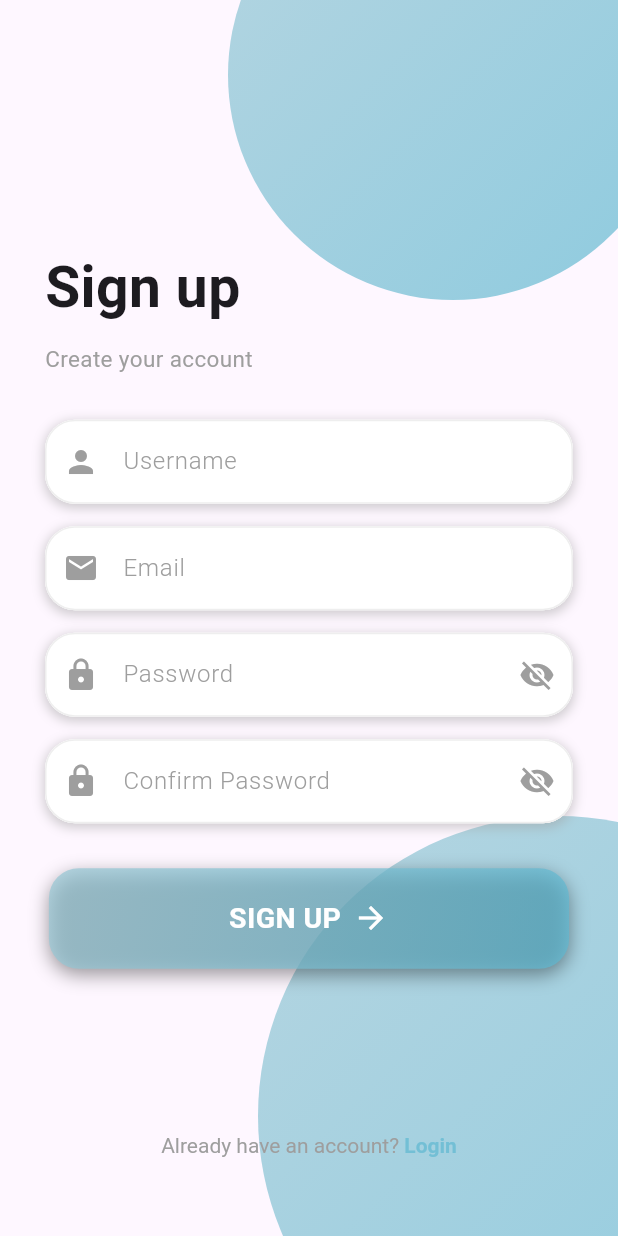
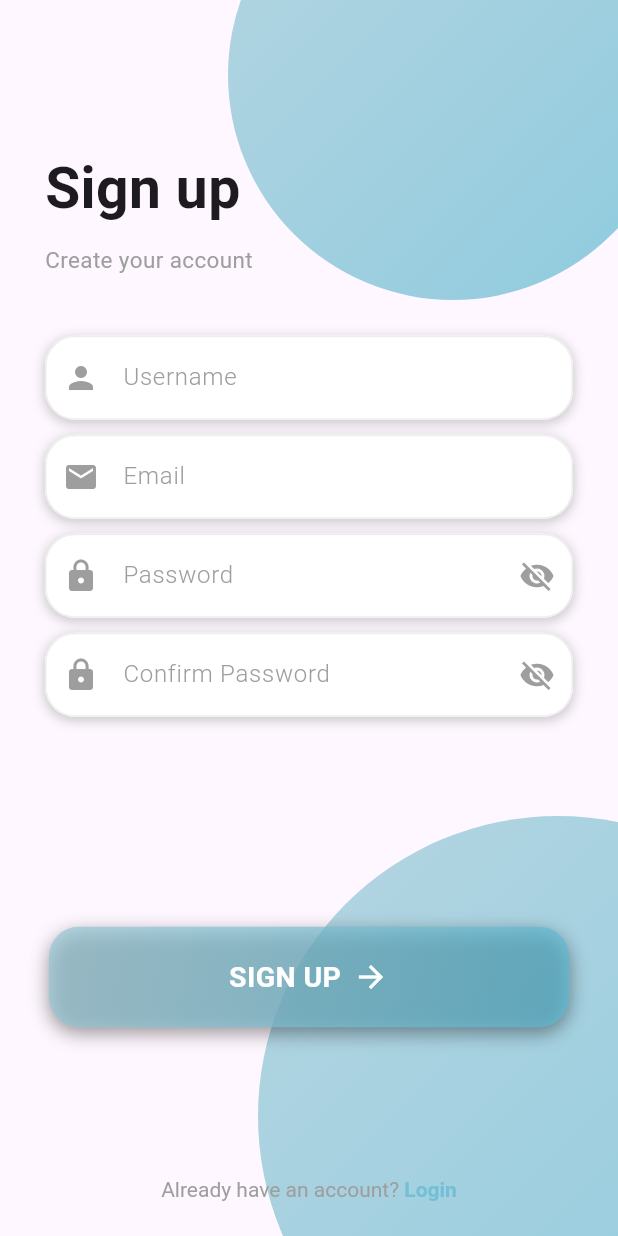
Before and after one commit to AlexZinca/SkinLesionApp, a Flutter app: the SignUp screen opened directly, on a phone screen of 412 x 824 dp. Run offline on Flutter 3.47's test engine with Material 3 defaults, Android fonts, the phone set to English and light mode, and no system bars; our stand-ins replace camera, email_validator, firebase_auth, firebase_core, flutter_secure_storage, google_nav_bar and 2 more; accounts and stored records are empty.

Commit message:
final for sign up

```diff
--- a/lib/pages/sign_up.dart
+++ b/lib/pages/sign_up.dart
@@ -96,7 +96,7 @@ class _SignUpState extends State<SignUp> {
 
   @override
   Widget build(BuildContext context) {
-    final bool isKeyboardOpen = MediaQuery.of(context).viewInsets.bottom !=0;
+    final bool isKeyboardVisible = MediaQuery.of(context).viewInsets.bottom != 0;
     InputDecoration getInputDecoration(String hintText, IconData icon, {bool isObscure = false, VoidCallback? toggleVisibility}) {
       return InputDecoration(
         hintText: hintText,
@@ -169,18 +169,16 @@ class _SignUpState extends State<SignUp> {
               ),
             ),
           ),
-           AnimatedPadding(
+           Container(
               padding: EdgeInsets.symmetric(horizontal: 30.0),
-              duration: Duration(milliseconds: 300),
-              curve: Curves.easeOut,
               child: Column(
                 crossAxisAlignment: CrossAxisAlignment.start,
                 children: <Widget>[
-                  SizedBox(height: MediaQuery.of(context).size.height * 0.2),  // Adjust the spacing
+                  SizedBox(height: MediaQuery.of(context).size.height * 0.12),  // Adjust the spacing
                   Text('Sign up', style: TextStyle(fontSize: 38, fontWeight: FontWeight.bold)),
                   SizedBox(height: 10),  // Adjust the spacing
                   Text('Create your account', style: TextStyle(fontSize: 15, color: Colors.grey)),
-                  SizedBox(height: 30),  // Adjust the spacing
+                  SizedBox(height: 40),  // Adjust the spacing
                   // TextField for username, email, password and confirm password
                   Container(
                     decoration: textFieldDecoration,
@@ -189,7 +187,7 @@ class _SignUpState extends State<SignUp> {
                       decoration: getInputDecoration('Username', Icons.person),
                     ),
                   ),
-                  SizedBox(height: 15),
+                  SizedBox(height: 10),
                   Container(
                     decoration: textFieldDecoration,
                     child: TextField(
@@ -197,7 +195,7 @@ class _SignUpState extends State<SignUp> {
                       decoration: getInputDecoration('Email', Icons.email),
                     ),
                   ),
-                  SizedBox(height: 15),
+                  SizedBox(height: 10),
                   Container(
                     decoration: textFieldDecoration,
                     child: TextField(
@@ -206,7 +204,7 @@ class _SignUpState extends State<SignUp> {
                       decoration: getInputDecoration('Password', Icons.lock, isObscure: true, toggleVisibility: _togglePasswordVisibility),
                     ),
                   ),
-                  SizedBox(height: 15),
+                  SizedBox(height: 10),
                   Container(
                     decoration: textFieldDecoration,
                     child: TextField(
@@ -215,7 +213,7 @@ class _SignUpState extends State<SignUp> {
                       decoration: getInputDecoration('Confirm Password', Icons.lock, isObscure: true, toggleVisibility: _toggleConfirmPasswordVisibility),
                     ),
                   ),
-                  SizedBox(height: 30),
+                  SizedBox(height: 140),
                   // SIGN UP button
                   Center(
                     child: InkWell(
@@ -234,7 +232,7 @@ class _SignUpState extends State<SignUp> {
                       ),
                     ),
                   ),
-                  SizedBox(height: 110),  // Adjust the spacing
+                  SizedBox(height: 100),  // Adjust the spacing
                   Center(
                     child: GestureDetector(
                       onTap: () {
```
